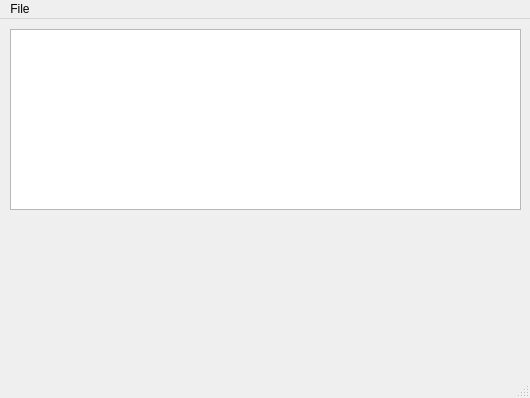
Qt form LCDApp/lcd.ui (scuzzycheese/projects) before a commit.
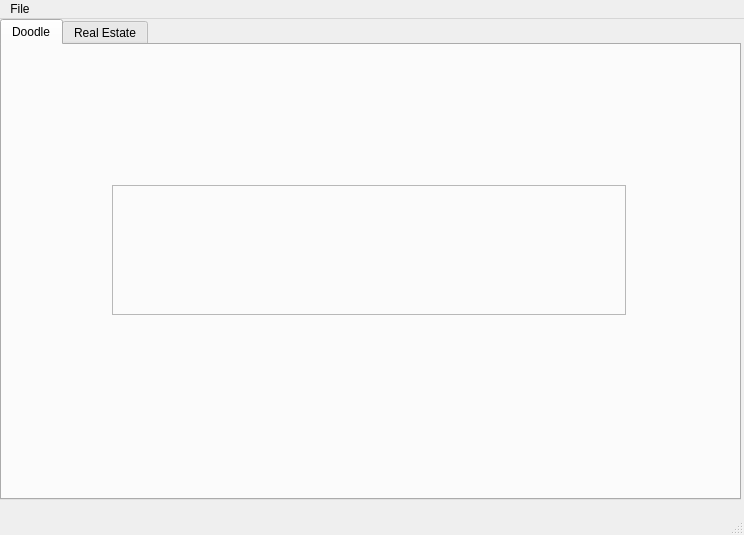
The same form after that commit. The open tabs and pages were chosen to show the change. Custom widgets are drawn as their Qt base class.

```diff
--- a/LCDApp/lcd.ui
+++ b/LCDApp/lcd.ui
@@ -6,28 +6,16 @@
    <rect>
     <x>0</x>
     <y>0</y>
-    <width>530</width>
-    <height>398</height>
+    <width>744</width>
+    <height>535</height>
    </rect>
   </property>
   <property name="sizePolicy">
-   <sizepolicy hsizetype="Fixed" vsizetype="Fixed">
+   <sizepolicy hsizetype="Expanding" vsizetype="Expanding">
     <horstretch>0</horstretch>
     <verstretch>0</verstretch>
    </sizepolicy>
   </property>
-  <property name="minimumSize">
-   <size>
-    <width>530</width>
-    <height>398</height>
-   </size>
-  </property>
-  <property name="maximumSize">
-   <size>
-    <width>530</width>
-    <height>398</height>
-   </size>
-  </property>
   <property name="windowTitle">
    <string>MainWindow</string>
   </property>
@@ -35,35 +23,51 @@
    <property name="enabled">
     <bool>true</bool>
    </property>
-   <property name="sizePolicy">
-    <sizepolicy hsizetype="Fixed" vsizetype="Fixed">
-     <horstretch>0</horstretch>
-     <verstretch>0</verstretch>
-    </sizepolicy>
-   </property>
-   <property name="minimumSize">
-    <size>
-     <width>530</width>
-     <height>351</height>
-    </size>
-   </property>
-   <property name="maximumSize">
-    <size>
-     <width>530</width>
-     <height>351</height>
-    </size>
-   </property>
    <property name="sizeIncrement">
     <size>
      <width>0</width>
      <height>0</height>
     </size>
    </property>
+   <widget class="QTabWidget" name="tabWidget">
+    <property name="geometry">
+     <rect>
+      <x>0</x>
+      <y>0</y>
+      <width>741</width>
+      <height>481</height>
+     </rect>
+    </property>
+    <property name="currentIndex">
+     <number>1</number>
+    </property>
+    <widget class="QWidget" name="tab">
+     <attribute name="title">
+      <string>Doodle</string>
+     </attribute>
+     <widget class="QFrame" name="frame">
+      <property name="enabled">
+       <bool>true</bool>
+      </property>
+      <property name="geometry">
+       <rect>
+        <x>110</x>
+        <y>140</y>
+        <width>514</width>
+        <height>130</height>
+       </rect>
+      </property>
+      <property name="frameShape">
+       <enum>QFrame::StyledPanel</enum>
+      </property>
+      <property name="frameShadow">
+       <enum>QFrame::Raised</enum>
+      </property>
    <widget class="cVectorDrawWidget" name="drawPanel" native="true">
     <property name="geometry">
      <rect>
-      <x>10</x>
-      <y>210</y>
+         <x>1</x>
+         <y>1</y>
       <width>512</width>
       <height>128</height>
      </rect>
@@ -74,12 +78,6 @@
       <verstretch>1</verstretch>
      </sizepolicy>
     </property>
-    <property name="minimumSize">
-     <size>
-      <width>512</width>
-      <height>128</height>
-     </size>
-    </property>
     <property name="sizeIncrement">
      <size>
       <width>4</width>
@@ -92,26 +90,17 @@
       <height>128</height>
      </size>
     </property>
-   </widget>
-   <widget class="QTextEdit" name="textPanel">
-    <property name="geometry">
-     <rect>
-      <x>10</x>
-      <y>10</y>
-      <width>511</width>
-      <height>181</height>
-     </rect>
-    </property>
-    <property name="readOnly">
-     <bool>true</bool>
-    </property>
-    <property name="html">
-     <string>&lt;!DOCTYPE HTML PUBLIC &quot;-//W3C//DTD HTML 4.0//EN&quot; &quot;http://www.w3.org/TR/REC-html40/strict.dtd&quot;&gt;
-&lt;html&gt;&lt;head&gt;&lt;meta name=&quot;qrichtext&quot; content=&quot;1&quot; /&gt;&lt;style type=&quot;text/css&quot;&gt;
-p, li { white-space: pre-wrap; }
-&lt;/style&gt;&lt;/head&gt;&lt;body style=&quot; font-family:'Ubuntu'; font-size:11pt; font-weight:400; font-style:normal;&quot;&gt;
-&lt;p style=&quot;-qt-paragraph-type:empty; margin-top:0px; margin-bottom:0px; margin-left:0px; margin-right:0px; -qt-block-indent:0; text-indent:0px;&quot;&gt;&lt;/p&gt;&lt;/body&gt;&lt;/html&gt;</string>
-    </property>
+       <property name="cursor">
+        <cursorShape>CrossCursor</cursorShape>
+       </property>
+      </widget>
+     </widget>
+    </widget>
+    <widget class="QWidget" name="realEstateTab">
+     <attribute name="title">
+      <string>Real Estate</string>
+     </attribute>
+    </widget>
    </widget>
   </widget>
   <widget class="QMenuBar" name="menubar">
@@ -119,7 +108,7 @@
     <rect>
      <x>0</x>
      <y>0</y>
-     <width>530</width>
+     <width>744</width>
      <height>25</height>
     </rect>
    </property>
```
Left out of the diff: 5 changed lines with no effect on the pictures. Lines whose indentation alone changed are shown as unchanged.
